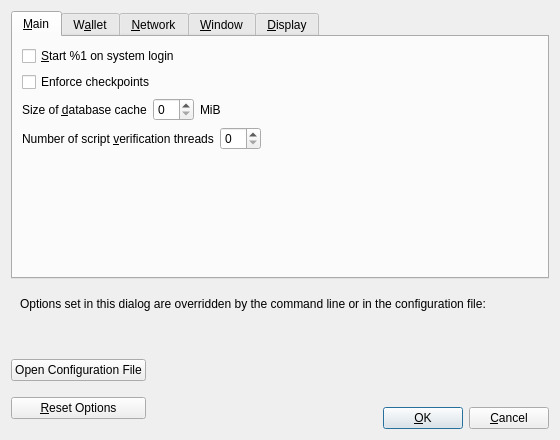
Before: the Qt Designer form src/qt/forms/optionsdialog.ui in equalishcoin/equalishcoind, drawn with Qt 5.
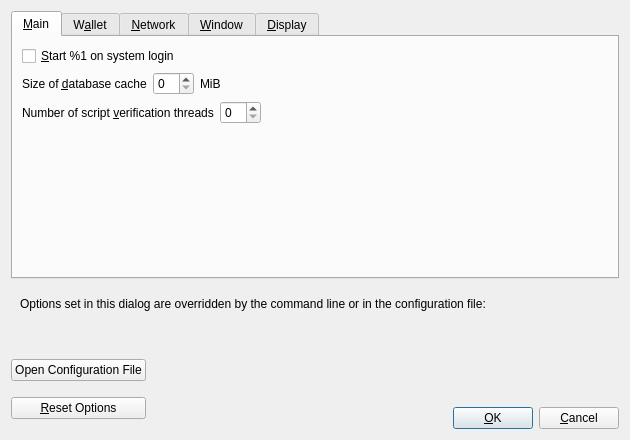
After: the same form once the commit is applied. Custom widgets are drawn as their Qt base class.

Commit message: removing checkpoint handling remains from the UX

The edit to the form file:
```diff
--- a/src/qt/forms/optionsdialog.ui
+++ b/src/qt/forms/optionsdialog.ui
@@ -6,7 +6,7 @@
    <rect>
     <x>0</x>
     <y>0</y>
-    <width>560</width>
+    <width>630</width>
     <height>440</height>
    </rect>
   </property>
@@ -37,16 +37,6 @@
          </property>
         </widget>
        </item>
-       <item>
-        <widget class="QCheckBox" name="checkpointEnforce">
-         <property name="toolTip">
-          <string>Check this box to follow the centrally issued checkpoints.</string>
-         </property>
-         <property name="text">
-          <string>Enforce checkpoints</string>
-         </property>
-        </widget>
-       </item>
        <item>
         <layout class="QHBoxLayout" name="horizontalLayout_2_Main">
          <item>
```
The commit also changes 2 other files.
